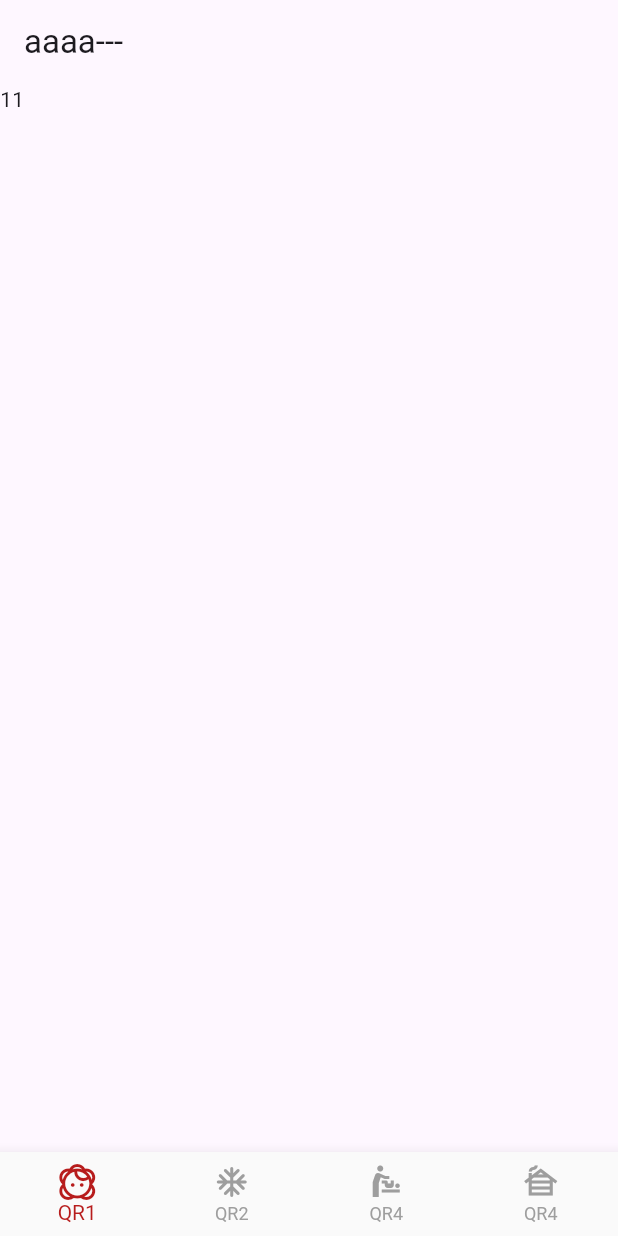
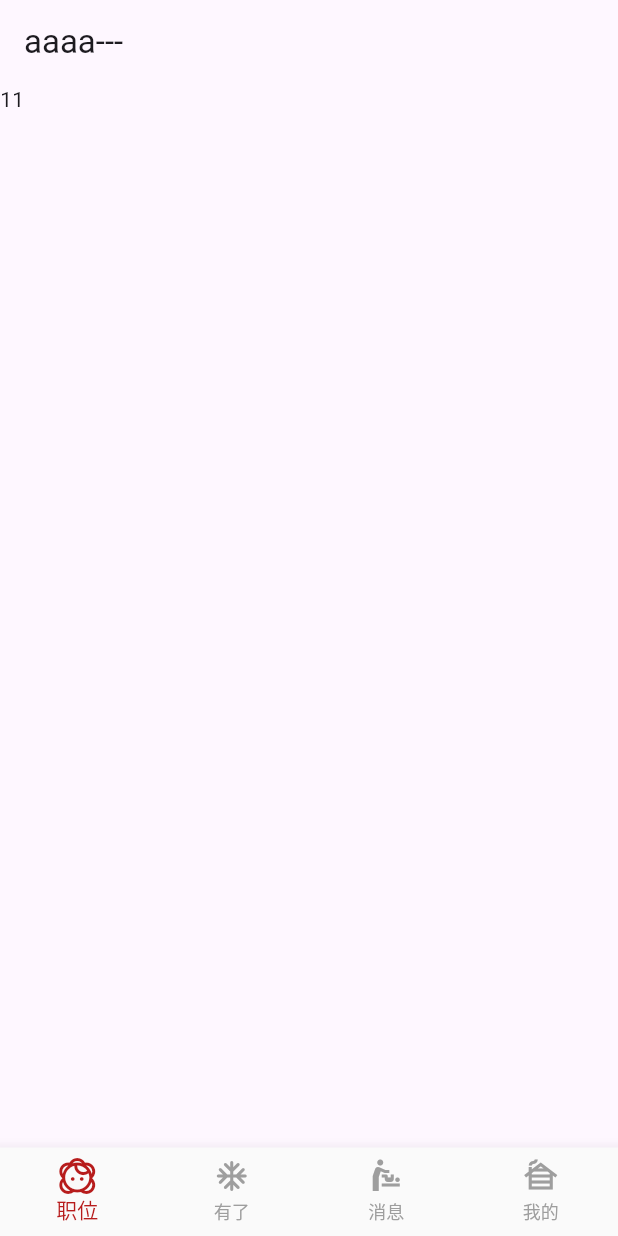
Before and after one commit to BHLinuxKernelSIG/BossZP_Flutter, a Flutter app: the screen it shows after launch, on a phone screen of 412 x 824 dp. Run offline on Flutter 3.47's test engine with Material 2 defaults, Android fonts, the phone set to English and light mode, and no system bars.

Commit message:
Update main.dart

```diff
--- a/lib/main.dart
+++ b/lib/main.dart
@@ -53,11 +53,11 @@ class _MyHomePageState extends State<MyHomePage>
 
   final List<Widget> pages = [Text("11"), Text("12"), Text("13"), Text("44")];
   final List<BottomNavigationBarItem> bottomBars = [
-    BottomNavigationBarItem(icon: Icon(Icons.face_2_outlined), label: "QR1"),
-    BottomNavigationBarItem(icon: Icon(Icons.ac_unit_rounded), label: "QR2"),
+    BottomNavigationBarItem(icon: Icon(Icons.face_2_outlined), label: "职位"),
+    BottomNavigationBarItem(icon: Icon(Icons.ac_unit_rounded), label: "有了"),
     BottomNavigationBarItem(
-        icon: Icon(Icons.baby_changing_station_outlined), label: "QR4"),
-    BottomNavigationBarItem(icon: Icon(Icons.cabin_outlined), label: "QR4")
+        icon: Icon(Icons.baby_changing_station_outlined), label: "消息"),
+    BottomNavigationBarItem(icon: Icon(Icons.cabin_outlined), label: "我的")
   ];
 
   @override
```
